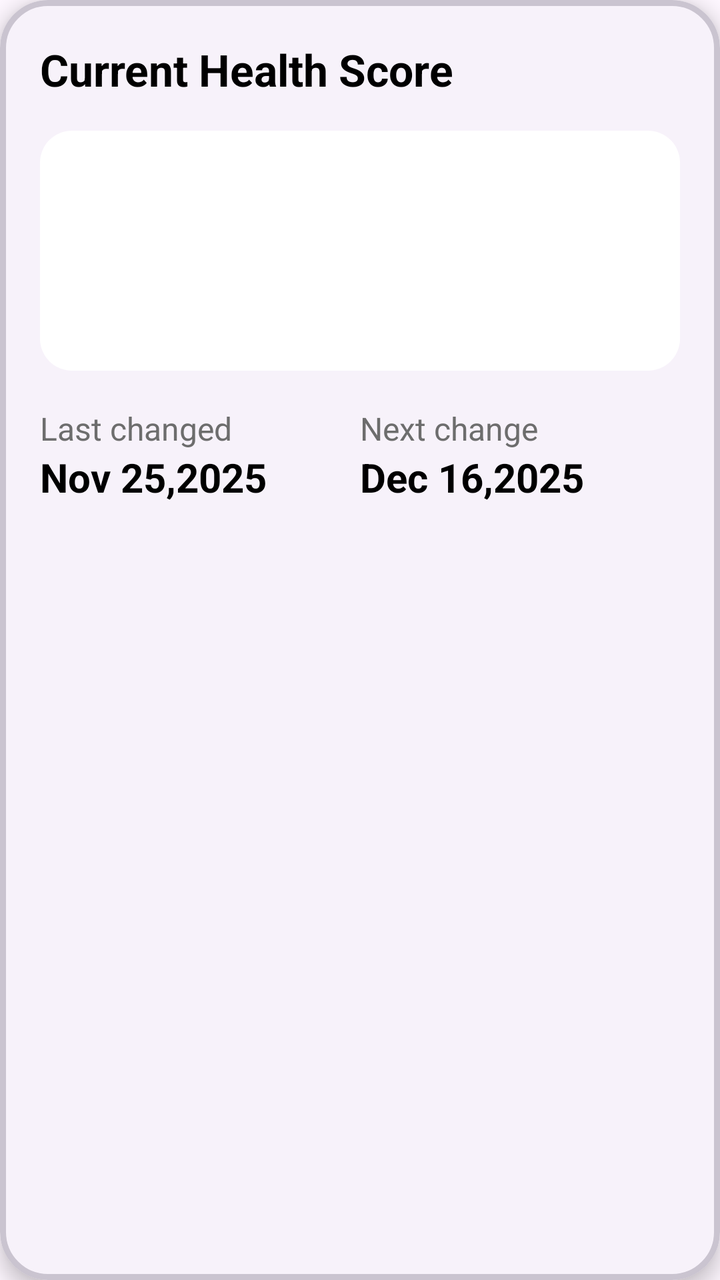
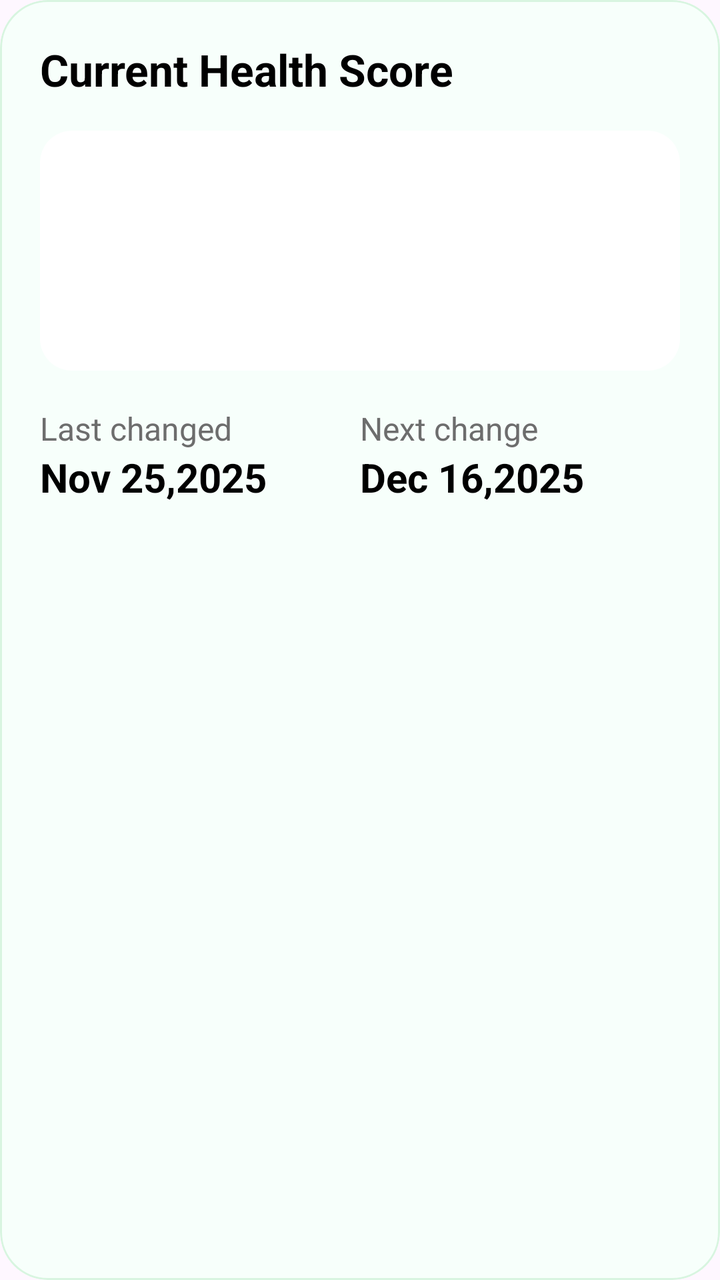

Screens rendered from an Android XML layout before and after an edit, with the pre-edit source and the edit as a unified diff.
<!-- AndroidManifest.xml: application theme Theme.MarimoCare -->
<!-- res/layout/current_health_marimo.xml -->
<?xml version="1.0" encoding="utf-8"?>
<com.google.android.material.card.MaterialCardView
    xmlns:android="http://schemas.android.com/apk/res/android"
    xmlns:app="http://schemas.android.com/apk/res-auto"
    android:id="@+id/marimoCard"
    android:layout_width="match_parent"
    android:layout_height="wrap_content"
    android:layout_marginBottom="16dp"
    app:cardCornerRadius="24dp"
    app:cardElevation="6dp"
    app:strokeWidth="3dp">

    <LinearLayout
        android:layout_width="match_parent"
        android:layout_height="wrap_content"
        android:orientation="vertical"
        android:padding="20dp">

        <TextView
            android:layout_width="wrap_content"
            android:layout_height="wrap_content"
            android:text="@string/current_health_score"
            android:textSize="22sp"
            android:textStyle="bold"
            android:textColor="@color/black"/>


        
        <LinearLayout
            android:id="@+id/healthContainer"
            android:layout_width="match_parent"
            android:layout_height="120dp"
            android:layout_marginTop="16dp"
            android:gravity="center"
            android:orientation="vertical"
            android:background="@drawable/bg_health_box">

            <TextView
                android:id="@+id/healthValue"
                android:text="@string/_19"
                android:textSize="48sp"
                android:textStyle="bold"
                android:textColor="@color/white"
                android:layout_width="wrap_content"
                android:layout_height="wrap_content"/>

            <TextView
                android:id="@+id/healthTotal"
                android:text="@string/out_of_19"
                android:textSize="18sp"
                android:textColor="@color/white"
                android:layout_width="wrap_content"
                android:layout_height="wrap_content"/>

        </LinearLayout>

        
        <LinearLayout
            android:layout_width="match_parent"
            android:layout_height="wrap_content"
            android:layout_marginTop="18dp"
            android:baselineAligned="false"
            android:orientation="horizontal"
            android:weightSum="2">

            <LinearLayout
                android:layout_width="0dp"
                android:layout_weight="1"
                android:orientation="vertical"
                android:layout_height="wrap_content">

                <TextView
                    android:text="@string/last_changed"
                    android:textColor="@color/marimo_text_medium_gray"
                    android:textSize="16sp"
                    android:layout_width="wrap_content"
                    android:layout_height="wrap_content"/>

                <TextView
                    android:id="@+id/txtLastChange"
                    android:text="@string/nov_25_2025"
                    android:textStyle="bold"
                    android:textSize="20sp"
                    android:textColor="@color/black"
                    android:layout_width="wrap_content"
                    android:layout_height="wrap_content"/>
            </LinearLayout>

            <LinearLayout
                android:layout_width="0dp"
                android:layout_weight="1"
                android:orientation="vertical"
                android:layout_height="wrap_content">

                <TextView
                    android:text="@string/next_change"
                    android:textColor="@color/marimo_text_medium_gray"
                    android:textSize="16sp"
                    android:layout_width="wrap_content"
                    android:layout_height="wrap_content"/>

                <TextView
                    android:id="@+id/txtNextChange"
                    android:text="@string/dec_16_2025"
                    android:textStyle="bold"
                    android:textSize="20sp"
                    android:textColor="@color/black"
                    android:layout_width="wrap_content"
                    android:layout_height="wrap_content"/>
            </LinearLayout>

        </LinearLayout>

    </LinearLayout>

</com.google.android.material.card.MaterialCardView>
<!-- resources referenced by this layout -->
<resources>
  <color name="black">#000000</color>
  <color name="marimo_text_medium_gray">#6D6D6D</color>
  <color name="white">#FFFFFF</color>
  <!-- drawable bg_health_box (drawable) -->
  <?xml version="1.0" encoding="utf-8"?>
  <shape xmlns:android="http://schemas.android.com/apk/res/android" android:shape="rectangle">
      <solid android:color="@color/white"/> <corners android:radius="16dp"/>
  </shape>
  <string name="_19">19</string>
  <string name="current_health_score">Current Health Score</string>
  <string name="dec_16_2025">Dec 16,2025</string>
  <string name="last_changed">Last changed</string>
  <string name="next_change">Next change</string>
  <string name="nov_25_2025">Nov 25,2025</string>
  <string name="out_of_19">out of 19</string>
  <color name="marimo_primary">#2ac8a0</color>
  <color name="marimo_surface">#FFFFFF</color>
  <color name="marimo_red">#D9534F</color>
  <color name="marimo_text_primary">#0B6E4F</color>
  <color name="marimo_text_secondary">#555555</color>
  <style name="Shape.Marimo.Small" parent="ShapeAppearance.Material3.Corner.Small">
          <item name="cornerFamily">rounded</item>
          <item name="cornerSize">8dp</item>
      </style>
  <style name="Shape.Marimo.Medium" parent="ShapeAppearance.Material3.Corner.Medium">
          <item name="cornerFamily">rounded</item>
          <item name="cornerSize">12dp</item>
      </style>
  <style name="Shape.Marimo.Large" parent="ShapeAppearance.Material3.Corner.Large">
          <item name="cornerFamily">rounded</item>
          <item name="cornerSize">16dp</item>
      </style>
  <style name="Widget.Marimo.Button" parent="Widget.Material3.Button">
          <item name="cornerRadius">16dp</item>
          <item name="android:textAllCaps">false</item>
      </style>
  <style name="Widget.Marimo.Card" parent="Widget.Material3.CardView.Elevated">
          <item name="cardCornerRadius">16dp</item>
          <item name="cardElevation">6dp</item>
          <item name="android:background">@color/marimo_surface</item>
      </style>
  <style name="Widget.Marimo.TextField" parent="Widget.Material3.TextInputLayout.OutlinedBox">
          <item name="boxStrokeColor">@color/marimo_primary</item>
          <item name="hintTextColor">@color/marimo_text_hint</item>
          <item name="android:textColor">@color/marimo_text_primary</item>
      </style>
  <style name="Text.Marimo.Body" parent="@style/TextAppearance.Material3.BodyMedium">
          <item name="android:textColor">@color/marimo_text_secondary</item>
      </style>
  <style name="Text.Marimo.Title" parent="@style/TextAppearance.Material3.TitleLarge">
          <item name="android:textColor">@color/marimo_text_primary</item>
          <item name="android:textStyle">bold</item>
      </style>
  <style name="CardCounterStyle">
          <item name="cardBackgroundColor">@android:color/white</item>
      </style>
  <color name="marimo_text_hint">#888888</color>
  <!-- unchanged entries left out for length: 1 -->
</resources>

<!-- the commit's change to res/layout/current_health_marimo.xml (unified diff, before → after) -->
@@ -7,8 +7,10 @@
     android:layout_height="wrap_content"
     android:layout_marginBottom="16dp"
     app:cardCornerRadius="24dp"
-    app:cardElevation="6dp"
-    app:strokeWidth="3dp">
+    app:cardElevation="0dp"
+    app:strokeColor="@color/light_green"
+    app:strokeWidth="1dp"
+    android:backgroundTint="@color/marimo_bg_light">
 
     <LinearLayout
         android:layout_width="match_parent"
<!-- resource entries referenced after the edit -->
@@ -1,6 +1,8 @@
 <!-- resources referenced by this layout -->
 <resources>
   <color name="black">#000000</color>
+  <color name="light_green">#D8F5E0</color>
+  <color name="marimo_bg_light">#F7FFFB</color>
   <color name="marimo_text_medium_gray">#6D6D6D</color>
   <color name="white">#FFFFFF</color>
   <!-- drawable bg_health_box (drawable) -->
